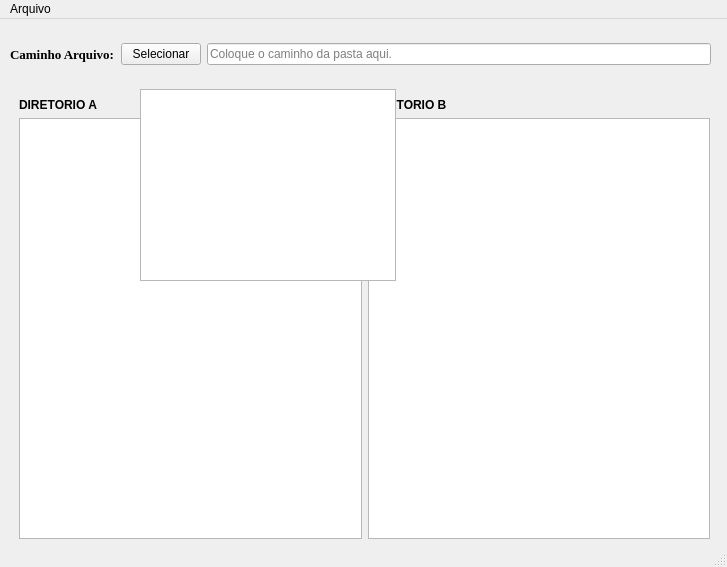
Misternis/Projeto_Copiar, file interface.ui: the form before one commit.
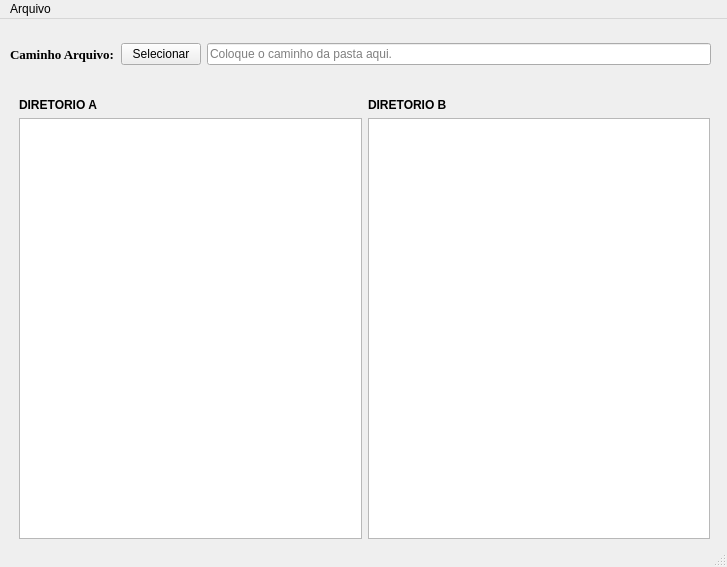
The form after the commit. Icons and pictures are not drawn.

Commit message: incluido listwidget, inserindo string listwidget

The edit to the form file:
```diff
--- a/interface.ui
+++ b/interface.ui
@@ -75,18 +75,6 @@
      </rect>
     </property>
     <layout class="QGridLayout" name="gridLayout">
-     <item row="1" column="1">
-      <widget class="QPlainTextEdit" name="listaDirB">
-       <property name="font">
-        <font>
-         <pointsize>10</pointsize>
-        </font>
-       </property>
-       <property name="readOnly">
-        <bool>true</bool>
-       </property>
-      </widget>
-     </item>
      <item row="1" column="0">
       <widget class="QPlainTextEdit" name="listaDirA">
        <property name="font">
@@ -125,18 +113,11 @@
        </property>
       </widget>
      </item>
+     <item row="1" column="1">
+      <widget class="QListWidget" name="listWidget"/>
+     </item>
     </layout>
    </widget>
-   <widget class="QListView" name="listView">
-    <property name="geometry">
-     <rect>
-      <x>140</x>
-      <y>70</y>
-      <width>256</width>
-      <height>192</height>
-     </rect>
-    </property>
-   </widget>
   </widget>
   <widget class="QMenuBar" name="menubar">
    <property name="geometry">
```
The commit also changes 2 other files.
